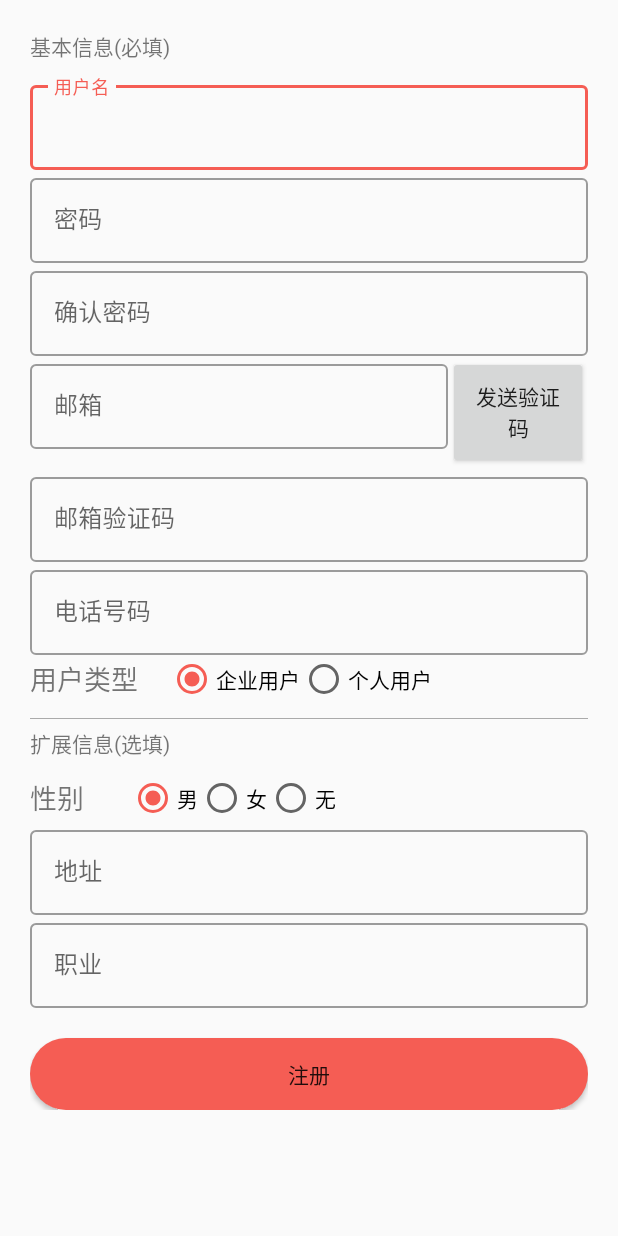
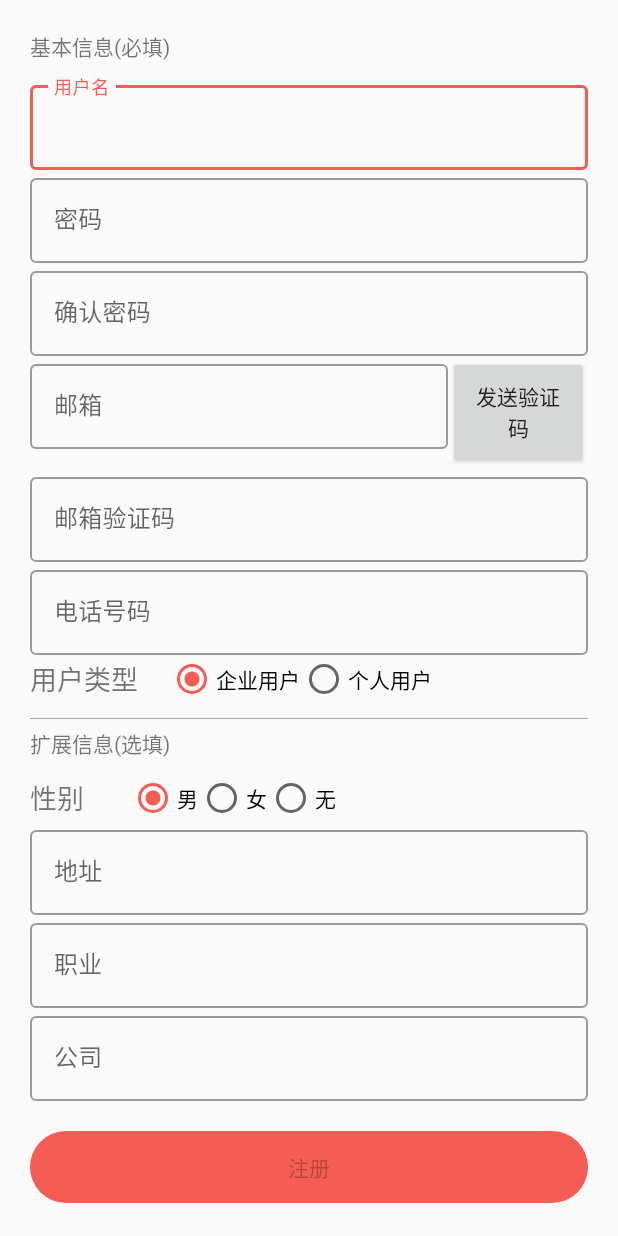
Before and after one commit to programer-never-give-up/MeetingSystemAndroid, an Android app: the RegisterActivity screen opened directly, with no data from a screen before it, on a phone screen of 412 x 824 dp. Run offline under Robolectric (Android 15) with nearby library versions, the phone set to English and light mode, and no system bars; our stand-ins replace ButterKnife.

Commit message:
register编写完成待测试和增加个人信息修改模块

```diff
--- a/app/src/main/res/layout/activity_login.xml
+++ b/app/src/main/res/layout/activity_login.xml
@@ -22,7 +22,7 @@
         android:layout_marginEnd="30dp"
         android:layout_marginStart="30dp"
         android:layout_marginBottom="10dp"
-        android:hint="@string/hint_usename"
+        android:hint="@string/hint_username"
         android:layout_above="@id/edit_login_password_layout"
         android:id="@+id/edit_login_username_layout"
         style="@style/Widget.MaterialComponents.TextInputLayout.FilledBox">
--- a/app/src/main/res/layout/activity_register.xml
+++ b/app/src/main/res/layout/activity_register.xml
@@ -34,6 +34,7 @@
             android:layout_width="match_parent"
             android:layout_height="wrap_content"
             android:id="@+id/edit_register_password"
+            android:inputType="textPassword"
             android:hint="@string/hint_password"/>
     </com.google.android.material.textfield.TextInputLayout>
     <com.google.android.material.textfield.TextInputLayout
@@ -44,6 +45,7 @@
             android:layout_width="match_parent"
             android:layout_height="wrap_content"
             android:id="@+id/edit_register_confirm_password"
+            android:inputType="textPassword"
             android:hint="@string/hint_confirm_password"/>
     </com.google.android.material.textfield.TextInputLayout>
 
@@ -189,12 +191,23 @@
             android:id="@+id/edit_register_profession"
             android:hint="@string/hint_register_profession"/>
     </com.google.android.material.textfield.TextInputLayout>
+    <com.google.android.material.textfield.TextInputLayout
+        android:layout_width="match_parent"
+        android:layout_height="wrap_content"
+        style="@style/Widget.MaterialComponents.TextInputLayout.OutlinedBox">
+        <com.google.android.material.textfield.TextInputEditText
+            android:layout_width="match_parent"
+            android:layout_height="wrap_content"
+            android:id="@+id/edit_register_company"
+            android:hint="@string/hint_register_company"/>
+    </com.google.android.material.textfield.TextInputLayout>
     <Button
         android:layout_marginTop="20dp"
         android:id="@+id/btn_register_submit"
         android:layout_width="match_parent"
         android:layout_height="wrap_content"
         android:background="@drawable/btn_press_selector"
+        android:enabled="false"
         android:text="@string/btn_register_submit"/>
 </LinearLayout>
 </ScrollView>
--- a/app/src/main/res/values/strings.xml
+++ b/app/src/main/res/values/strings.xml
@@ -29,4 +29,5 @@
     <string name="用户类型">hint_register_gender_text</string>
     <string name="hint_register_type_text">用户类型</string>
     <string name="hint_register_gender_text">性别</string>
+    <string name="hint_register_company">公司</string>
 </resources>
```
Also changed, not shown: app/src/main/AndroidManifest.xml (+6 -6 lines), app/src/main/java/com/example/meetingsystemandroid/personal_center/PercenalCenterctivity.java (added, +16 -0 lines), app/src/main/java/com/example/meetingsystemandroid/register/RegisterActivity.java (+62 -3 lines), app/src/main/res/layout/activity_percenal_centerctivity.xml (added, +9 -0 lines).
